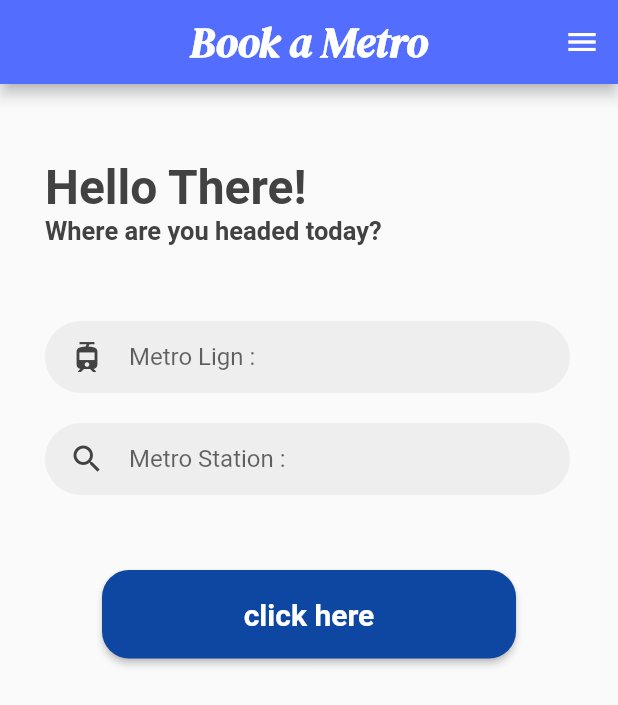
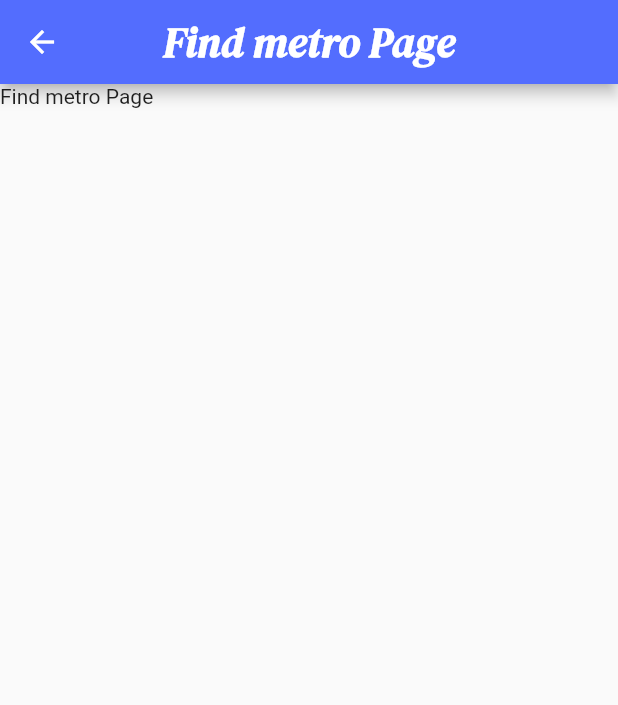
Before and after one commit to MahdiAyadi1/metroapp, a Flutter app: the screen it shows after launch, after a tap on "click here", on a phone screen of 412 x 824 dp. Shown: the top 705 px of the screen. Run offline on Flutter 3.47's test engine with Material 2 defaults, Android fonts, the phone set to English and light mode, and no system bars; our stand-ins replace firebase_core; accounts and stored records are empty; Roboto replaces fonts that are missing (Allfont).

Commit message:
Routes fix

```diff
--- a/Mobile/metroapp/lib/main.dart
+++ b/Mobile/metroapp/lib/main.dart
@@ -2,10 +2,13 @@
 
 
 import 'package:flutter/material.dart';
+import 'package:metroapp/pages/emploi.dart';
+import 'package:metroapp/pages/find_metro.dart';
 import 'package:metroapp/pages/firstlogo.dart';
 // import 'package:metroapp/pages/test.dart';
 // import 'package:metroapp/pages/welcome.dart';
 import 'package:firebase_core/firebase_core.dart';
+import 'package:metroapp/pages/login.dart';
 // import 'package:metroapp/pages/test.dart';
 // import 'package:metroapp/pages/welcome.dart';
 
@@ -27,9 +30,9 @@ class MyApp extends StatelessWidget {
       initialRoute: '/',
       routes: {
         '/': (context) => const Firstlogo(),
-        // '/welcome': (context) => const Welcome(),
-        // '/': (context) => const Test(),
-        // '/login': (context) => const Login(),
+        '/findmetro': (context) => const Findmetro(),
+        '/login': (context) => const Login(),
+        '/emploi': (context) => const Emploi(),
         // '/signup': (context) => const SignUp(),
       },
       debugShowCheckedModeBanner: false,
--- /dev/null
+++ b/Mobile/metroapp/lib/pages/find_metro.dart
@@ -0,0 +1,25 @@
+// ignore_for_file: prefer_const_constructors
+
+import 'package:flutter/material.dart';
+
+class Findmetro extends StatelessWidget {
+  const Findmetro({super.key});
+
+  @override
+  Widget build(BuildContext context) {
+    return SafeArea(
+      child: Scaffold(
+        appBar: AppBar(
+        backgroundColor: Colors.indigoAccent,
+        title: Text("Find metro Page",style: TextStyle(
+                  fontSize: 28,
+                  fontFamily: 'Myfont',
+                  fontWeight: FontWeight.bold),),
+        centerTitle: true,
+
+        ),
+        body: Text("Find metro Page")
+      ),
+    );
+  }
+}
--- a/Mobile/metroapp/lib/pages/welcome.dart
+++ b/Mobile/metroapp/lib/pages/welcome.dart
@@ -21,29 +21,24 @@ class Welcome extends StatelessWidget {
             centerTitle: true,
           ),
           endDrawer: Drawer(
-            child: ListView(
-              padding: EdgeInsets.zero,
-              children: [
-                DrawerHeader(
-                  decoration: BoxDecoration(
-                    color: Colors.blue,
+            child: Center(
+              child: ElevatedButton(
+                  onPressed: () {
+                    Navigator.pushNamed(context, '/login');
+                  },
+                  style: ButtonStyle(
+                    backgroundColor:
+                        MaterialStateProperty.all(Colors.blue[900]),
+                    padding: MaterialStateProperty.all(EdgeInsets.all(30)),
+                    shape: MaterialStateProperty.all(RoundedRectangleBorder(
+                        borderRadius: BorderRadius.circular(18))),
                   ),
-                  child: Text('Mon application'),
+                  child: Text(
+                    "Login",
+                    style: TextStyle(fontSize: 20, fontWeight: FontWeight.bold),
+                  ),
                 ),
-                ListTile(
-                  title: Text('Page 1'),
-                  onTap: () {
-                    // Mettre à jour le contenu de la page
-                  },
-                ),
-                ListTile(
-                  title: Text('Page 2'),
-                  onTap: () {
-                    // Mettre à jour le contenu de la page
-                  },
-                ),
-              ],
-            ),
+            )
           ),
           body: ListView(
             children: [
@@ -91,6 +86,24 @@ class Welcome extends StatelessWidget {
                       ),
                     ),
                     Container(
+                      margin: EdgeInsets.only(bottom: 20),
+                      decoration: BoxDecoration(
+                        color: Colors.grey[200],
+                        borderRadius: BorderRadius.circular(66),
+                      ),
+                      width: 350,
+                      padding: EdgeInsets.symmetric(horizontal: 16),
+                      child: TextField(
+                        decoration: InputDecoration(
+                            icon: Icon(
+                              Icons.search,
+                              color: Colors.grey[800],
+                            ),
+                            hintText: " Station de départ :",
+                            border: InputBorder.none),
+                      ),
+                    ),
+                    Container(
                       margin: EdgeInsets.only(bottom: 50),
                       decoration: BoxDecoration(
                         color: Colors.grey[200],
@@ -104,7 +117,7 @@ class Welcome extends StatelessWidget {
                               Icons.search,
                               color: Colors.grey[800],
                             ),
-                            hintText: "Metro Station :",
+                            hintText: "Station d'arrivé :",
                             border: InputBorder.none),
                       ),
                     ),
@@ -114,9 +127,12 @@ class Welcome extends StatelessWidget {
               Container(
                 margin: EdgeInsets.symmetric(horizontal: 68),
                 child: ElevatedButton(
-                  onPressed: () {},
+                  onPressed: () {
+                    Navigator.pushNamed(context, '/findmetro');
+                  },
                   style: ButtonStyle(
-                    backgroundColor: MaterialStateProperty.all(Colors.blue[900]),
+                    backgroundColor:
+                        MaterialStateProperty.all(Colors.blue[900]),
                     padding: MaterialStateProperty.all(EdgeInsets.all(18)),
                     shape: MaterialStateProperty.all(RoundedRectangleBorder(
                         borderRadius: BorderRadius.circular(18))),
```
Also changed, not shown: Mobile/metroapp/lib/pages/emploi.dart (added, +25 -0 lines), Mobile/metroapp/lib/pages/login.dart (added, +40 -0 lines), Mobile/metroapp/lib/components/input.dart (added), Mobile/metroapp/pubspec.lock.
